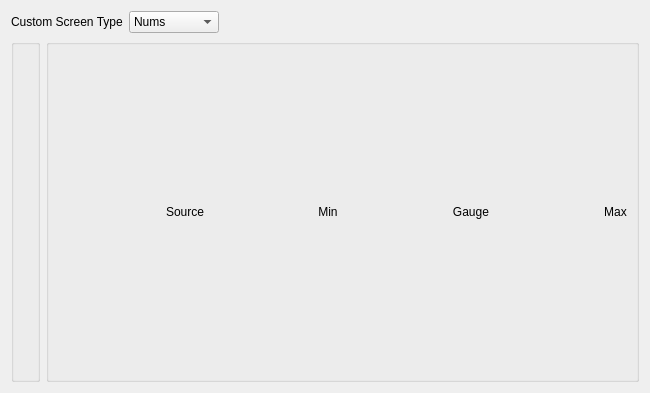
The window that companion/src/modeledit/telemetry_customscreen.ui (opentx/opentx) describes before a commit, drawn with Qt 5.
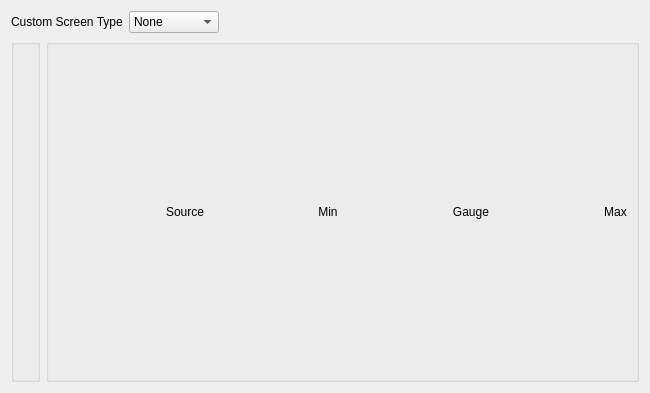
The same window after the commit.

```diff
--- a/companion/src/modeledit/telemetry_customscreen.ui
+++ b/companion/src/modeledit/telemetry_customscreen.ui
@@ -51,7 +51,12 @@
        </property>
        <item>
         <property name="text">
-         <string>Nums</string>
+         <string>None</string>
+        </property>
+       </item>
+       <item>
+        <property name="text">
+         <string>Numbers</string>
         </property>
        </item>
        <item>
```
Left out of the diff: 5 changed lines with no effect on the pictures.
